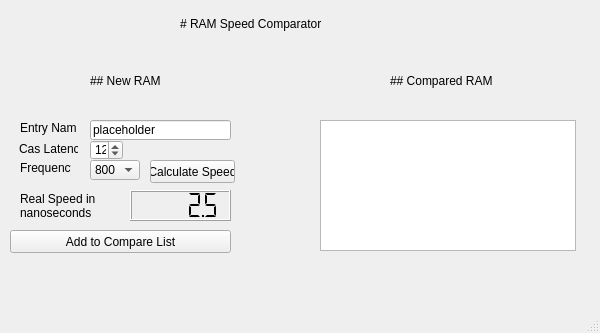
Penultimate-Panacea/RAM-Comparison, file mainwindow.ui: the form before one commit.
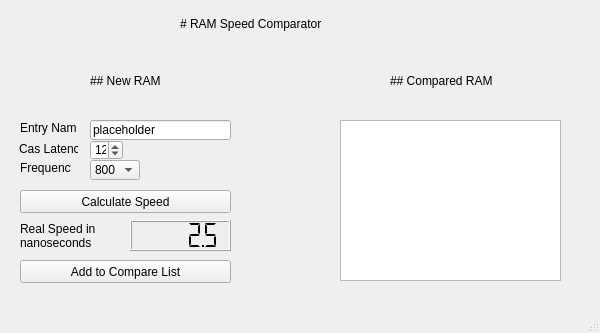
The form after the commit.

Commit message: Added Table and Table Sorting

```diff
--- a/mainwindow.ui
+++ b/mainwindow.ui
@@ -10,12 +10,24 @@
     <height>333</height>
    </rect>
   </property>
+  <property name="sizePolicy">
+   <sizepolicy hsizetype="Preferred" vsizetype="Preferred">
+    <horstretch>0</horstretch>
+    <verstretch>0</verstretch>
+   </sizepolicy>
+  </property>
   <property name="windowTitle">
    <string>MainWindow</string>
   </property>
   <property name="autoFillBackground">
    <bool>false</bool>
   </property>
+  <property name="tabShape">
+   <enum>QTabWidget::Triangular</enum>
+  </property>
+  <property name="unifiedTitleAndToolBarOnMac">
+   <bool>true</bool>
+  </property>
   <widget class="QWidget" name="centralwidget">
    <widget class="QLabel" name="casLabel">
     <property name="geometry">
@@ -153,9 +165,9 @@
    <widget class="QPushButton" name="calculateButton">
     <property name="geometry">
      <rect>
-      <x>150</x>
-      <y>160</y>
-      <width>85</width>
+      <x>20</x>
+      <y>190</y>
+      <width>211</width>
       <height>23</height>
      </rect>
     </property>
@@ -192,7 +204,7 @@
     <property name="geometry">
      <rect>
       <x>130</x>
-      <y>190</y>
+      <y>220</y>
       <width>101</width>
       <height>31</height>
      </rect>
@@ -210,9 +222,9 @@
    <widget class="QPushButton" name="addButton">
     <property name="geometry">
      <rect>
-      <x>10</x>
-      <y>230</y>
-      <width>221</width>
+      <x>20</x>
+      <y>260</y>
+      <width>211</width>
       <height>23</height>
      </rect>
     </property>
@@ -224,7 +236,7 @@
     <property name="geometry">
      <rect>
       <x>20</x>
-      <y>190</y>
+      <y>220</y>
       <width>111</width>
       <height>31</height>
      </rect>
@@ -236,16 +248,6 @@
      <bool>true</bool>
     </property>
    </widget>
-   <widget class="QColumnView" name="comparedColumnView">
-    <property name="geometry">
-     <rect>
-      <x>320</x>
-      <y>120</y>
-      <width>256</width>
-      <height>131</height>
-     </rect>
-    </property>
-   </widget>
    <widget class="QLabel" name="newLabel">
     <property name="geometry">
      <rect>
@@ -278,6 +280,16 @@
      <enum>Qt::MarkdownText</enum>
     </property>
    </widget>
+   <widget class="QTableWidget" name="tableWidget">
+    <property name="geometry">
+     <rect>
+      <x>340</x>
+      <y>120</y>
+      <width>221</width>
+      <height>161</height>
+     </rect>
+    </property>
+   </widget>
   </widget>
   <widget class="QMenuBar" name="menubar">
    <property name="geometry">
```
Left out of the diff: 5 changed lines with no effect on the pictures. The commit also changes 2 other files.
